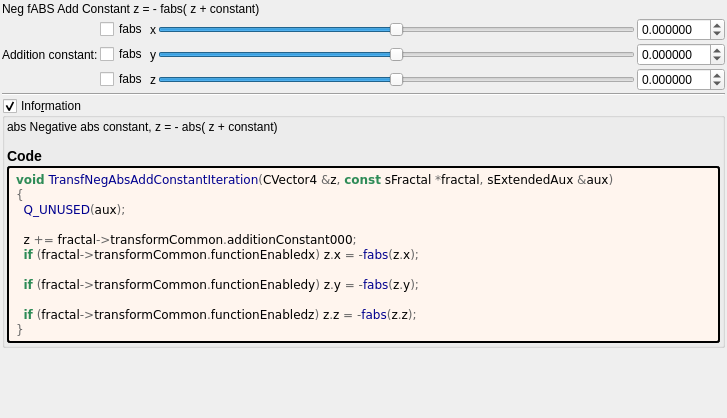
Qt form mandelbulber2/formula/ui/fractal_transf_neg_abs_add_constant.ui (buddhi1980/mandelbulber2) before a commit.
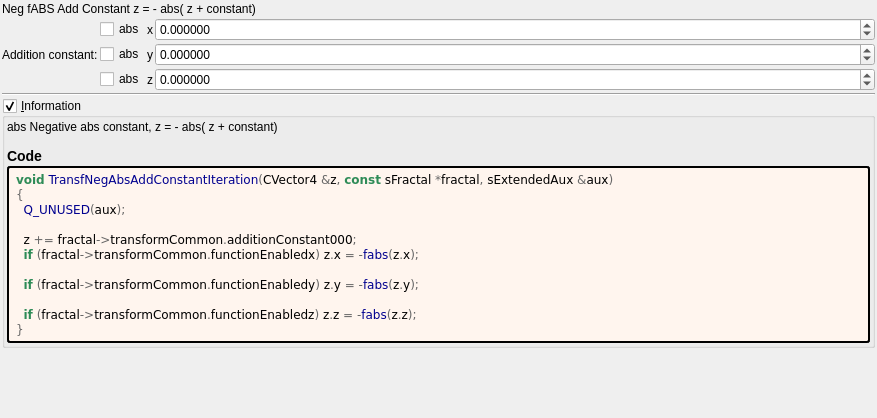
The same form after that commit. Custom widgets are drawn as their Qt base class.

```diff
--- a/mandelbulber2/formula/ui/fractal_transf_neg_abs_add_constant.ui
+++ b/mandelbulber2/formula/ui/fractal_transf_neg_abs_add_constant.ui
@@ -6,7 +6,7 @@
    <rect>
     <x>0</x>
     <y>0</y>
-    <width>727</width>
+    <width>877</width>
     <height>418</height>
    </rect>
   </property>
@@ -32,38 +32,17 @@
    <item>
     <widget class="QLabel" name="label_26">
      <property name="text">
-      <string>Neg fABS Add Constant z = - fabs( z + constant)</string>
+      <string>Neg fABS Add Constant z = - abs( z + constant)</string>
      </property>
     </widget>
    </item>
    <item>
-    <layout class="QGridLayout" name="gridLayout_4">
+    <layout class="QGridLayout" name="gridLayout_4" columnstretch="0,0,0,1">
      <property name="spacing">
       <number>2</number>
      </property>
-     <item row="1" column="0">
-      <widget class="QLabel" name="label_23">
-       <property name="text">
-        <string>Addition constant:</string>
-       </property>
-      </widget>
-     </item>
-     <item row="0" column="1">
-      <widget class="QCheckBox" name="checkBox_transf_function_enabledx">
-       <property name="text">
-        <string notr="true">fabs</string>
-       </property>
-      </widget>
-     </item>
-     <item row="1" column="1">
-      <widget class="QCheckBox" name="checkBox_transf_function_enabledy">
-       <property name="text">
-        <string notr="true">fabs</string>
-       </property>
-      </widget>
-     </item>
-     <item row="0" column="4">
-      <widget class="MyDoubleSpinBox" name="spinbox3_transf_addition_constant_x">
+     <item row="2" column="3">
+      <widget class="MyDoubleSpinBox" name="spinbox3_transf_addition_constant_z">
        <property name="enabled">
         <bool>true</bool>
        </property>
@@ -73,15 +52,15 @@
          <verstretch>0</verstretch>
         </sizepolicy>
        </property>
-       <property name="prefix">
-        <string/>
-       </property>
        <property name="decimals">
         <number>6</number>
        </property>
        <property name="minimum">
         <double>-99.989999999999995</double>
        </property>
+       <property name="maximum">
+        <double>99.989999999999995</double>
+       </property>
        <property name="singleStep">
         <double>0.100000000000000</double>
        </property>
@@ -94,104 +73,7 @@
        </property>
       </widget>
      </item>
-     <item row="2" column="3">
-      <widget class="QSlider" name="slider3_transf_addition_constant_z">
-       <property name="enabled">
-        <bool>true</bool>
-       </property>
-       <property name="sizePolicy">
-        <sizepolicy hsizetype="Expanding" vsizetype="Maximum">
-         <horstretch>0</horstretch>
-         <verstretch>0</verstretch>
-        </sizepolicy>
-       </property>
-       <property name="minimum">
-        <number>-5000000</number>
-       </property>
-       <property name="maximum">
-        <number>5000000</number>
-       </property>
-       <property name="orientation">
-        <enum>Qt::Horizontal</enum>
-       </property>
-      </widget>
-     </item>
-     <item row="0" column="3">
-      <widget class="QSlider" name="slider3_transf_addition_constant_x">
-       <property name="enabled">
-        <bool>true</bool>
-       </property>
-       <property name="sizePolicy">
-        <sizepolicy hsizetype="Expanding" vsizetype="Maximum">
-         <horstretch>0</horstretch>
-         <verstretch>0</verstretch>
-        </sizepolicy>
-       </property>
-       <property name="minimum">
-        <number>-5000000</number>
-       </property>
-       <property name="maximum">
-        <number>5000000</number>
-       </property>
-       <property name="value">
-        <number>0</number>
-       </property>
-       <property name="sliderPosition">
-        <number>0</number>
-       </property>
-       <property name="orientation">
-        <enum>Qt::Horizontal</enum>
-       </property>
-      </widget>
-     </item>
-     <item row="2" column="4">
-      <widget class="MyDoubleSpinBox" name="spinbox3_transf_addition_constant_z">
-       <property name="enabled">
-        <bool>true</bool>
-       </property>
-       <property name="sizePolicy">
-        <sizepolicy hsizetype="Minimum" vsizetype="Maximum">
-         <horstretch>0</horstretch>
-         <verstretch>0</verstretch>
-        </sizepolicy>
-       </property>
-       <property name="decimals">
-        <number>6</number>
-       </property>
-       <property name="minimum">
-        <double>-99.989999999999995</double>
-       </property>
-       <property name="maximum">
-        <double>99.989999999999995</double>
-       </property>
-       <property name="singleStep">
-        <double>0.100000000000000</double>
-       </property>
-      </widget>
-     </item>
      <item row="1" column="3">
-      <widget class="QSlider" name="slider3_transf_addition_constant_y">
-       <property name="enabled">
-        <bool>true</bool>
-       </property>
-       <property name="sizePolicy">
-        <sizepolicy hsizetype="Expanding" vsizetype="Maximum">
-         <horstretch>0</horstretch>
-         <verstretch>0</verstretch>
-        </sizepolicy>
-       </property>
-       <property name="minimum">
-        <number>-5000000</number>
-       </property>
-       <property name="maximum">
-        <number>5000000</number>
-       </property>
-       <property name="orientation">
-        <enum>Qt::Horizontal</enum>
-       </property>
-      </widget>
-     </item>
-     <item row="1" column="4">
       <widget class="MyDoubleSpinBox" name="spinbox3_transf_addition_constant_y">
        <property name="enabled">
         <bool>true</bool>
@@ -216,10 +98,35 @@
        </property>
       </widget>
      </item>
-     <item row="0" column="2">
-      <widget class="QLabel" name="label_22">
+     <item row="0" column="3">
+      <widget class="MyDoubleSpinBox" name="spinbox3_transf_addition_constant_x">
+       <property name="enabled">
+        <bool>true</bool>
+       </property>
+       <property name="sizePolicy">
+        <sizepolicy hsizetype="Minimum" vsizetype="Maximum">
+         <horstretch>0</horstretch>
+         <verstretch>0</verstretch>
+        </sizepolicy>
+       </property>
+       <property name="prefix">
+        <string/>
+       </property>
+       <property name="decimals">
+        <number>6</number>
+       </property>
+       <property name="minimum">
+        <double>-99.989999999999995</double>
+       </property>
+       <property name="singleStep">
+        <double>0.100000000000000</double>
+       </property>
+      </widget>
+     </item>
+     <item row="1" column="1">
+      <widget class="QCheckBox" name="checkBox_transf_function_enabledy">
        <property name="text">
-        <string notr="true">x</string>
+        <string notr="true">abs</string>
        </property>
       </widget>
      </item>
@@ -230,10 +137,31 @@
        </property>
       </widget>
      </item>
+     <item row="0" column="2">
+      <widget class="QLabel" name="label_22">
+       <property name="text">
+        <string notr="true">x</string>
+       </property>
+      </widget>
+     </item>
      <item row="2" column="1">
       <widget class="QCheckBox" name="checkBox_transf_function_enabledz">
        <property name="text">
-        <string notr="true">fabs</string>
+        <string notr="true">abs</string>
+       </property>
+      </widget>
+     </item>
+     <item row="0" column="1">
+      <widget class="QCheckBox" name="checkBox_transf_function_enabledx">
+       <property name="text">
+        <string notr="true">abs</string>
+       </property>
+      </widget>
+     </item>
+     <item row="1" column="0">
+      <widget class="QLabel" name="label_23">
+       <property name="text">
+        <string>Addition constant:</string>
        </property>
       </widget>
      </item>
@@ -249,7 +177,7 @@
    <item>
     <widget class="MyGroupBox" name="groupCheck_info">
      <property name="title">
-      <string>Info&amp;rmation</string>
+      <string>&amp;Information</string>
      </property>
      <property name="flat">
       <bool>false</bool>
@@ -342,17 +270,17 @@
   </layout>
  </widget>
  <customwidgets>
-  <customwidget>
-   <class>MyDoubleSpinBox</class>
-   <extends>QDoubleSpinBox</extends>
-   <header>my_double_spin_box.h</header>
-  </customwidget>
   <customwidget>
    <class>MyGroupBox</class>
    <extends>QGroupBox</extends>
    <header>my_group_box.h</header>
    <container>1</container>
   </customwidget>
+  <customwidget>
+   <class>MyDoubleSpinBox</class>
+   <extends>QDoubleSpinBox</extends>
+   <header>my_double_spin_box.h</header>
+  </customwidget>
  </customwidgets>
  <tabstops>
   <tabstop>checkBox_transf_function_enabledx</tabstop>
```
Left out of the diff: 5 changed lines with no effect on the pictures.
